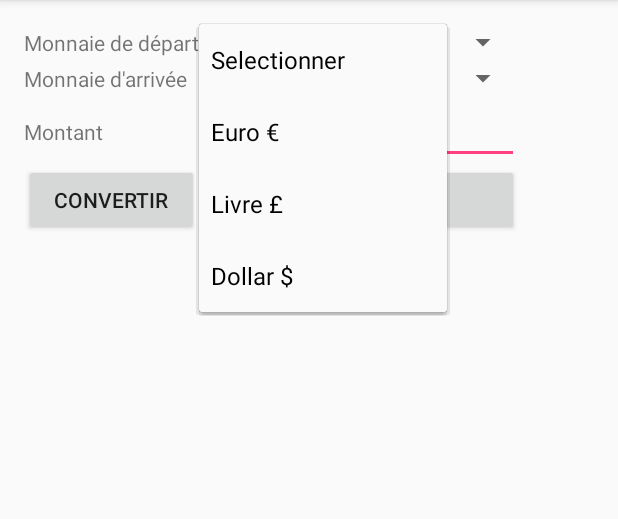
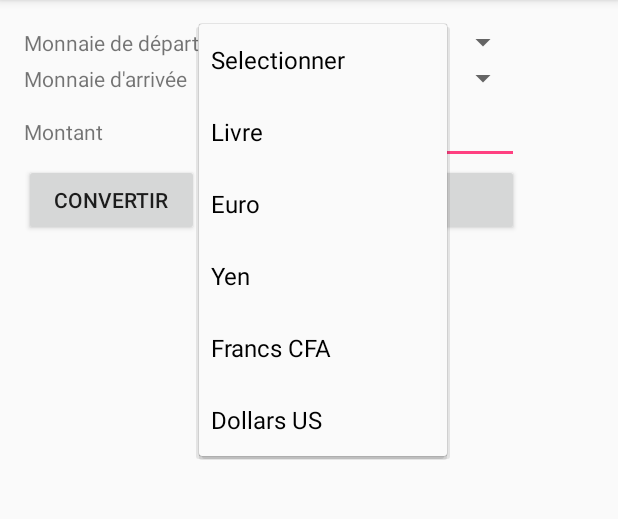
Before and after one commit to malahx/AFPA, an Android app: the screen it shows after launch (MainActivity), after a tap on "Selectionner", on a phone screen of 412 x 824 dp, the part 84-603 px from its top. Run offline under Robolectric (Android 15) with nearby library versions, the phone set to English and light mode, and no system bars.

Commit message:
ajout de la classe convert et de la phase de conversion

```diff
--- a/Android/MoneyConverter/app/src/main/java/afpa/learning/moneyconverter/MainActivity.java
+++ b/Android/MoneyConverter/app/src/main/java/afpa/learning/moneyconverter/MainActivity.java
@@ -6,6 +6,8 @@ import android.view.View;
 import android.widget.EditText;
 import android.widget.Spinner;
 import android.widget.Toast;
+
+import metier.Convert;
 
 public class MainActivity extends AppCompatActivity {
 
@@ -45,6 +47,10 @@ public class MainActivity extends AppCompatActivity {
             Toast.makeText(getBaseContext(), "Saisissez un montant à convertir", Toast.LENGTH_LONG).show();
             return;
         }
+        String source = spnMoneyBegin.getSelectedItem().toString();
+        String cible = spnMoneyEnd.getSelectedItem().toString();
+        double amount = Math.round(Convert.convertir(source, cible, fltAmount) * 100) / 100;
+        Toast.makeText(getBaseContext(), "Montant converti = " + amount, Toast.LENGTH_LONG).show();
     }
 
     public void exitAction(View v) {
--- a/Android/MoneyConverter/app/src/main/res/values/strings.xml
+++ b/Android/MoneyConverter/app/src/main/res/values/strings.xml
@@ -2,8 +2,10 @@
     <string name="app_name">MoneyConverter</string>
     <string-array name="listeDevises">
         <item>Selectionner</item>
-        <item>Euro €</item>
-        <item>Livre £</item>
-        <item>Dollar $</item>
+        <item>Livre</item>
+        <item>Euro</item>
+        <item>Yen</item>
+        <item>Francs CFA</item>
+        <item>Dollars US</item>
     </string-array>
 </resources>
```
Also changed, not shown: Android/MoneyConverter/app/src/main/java/metier/Convert.java (added, +49 -0 lines).
